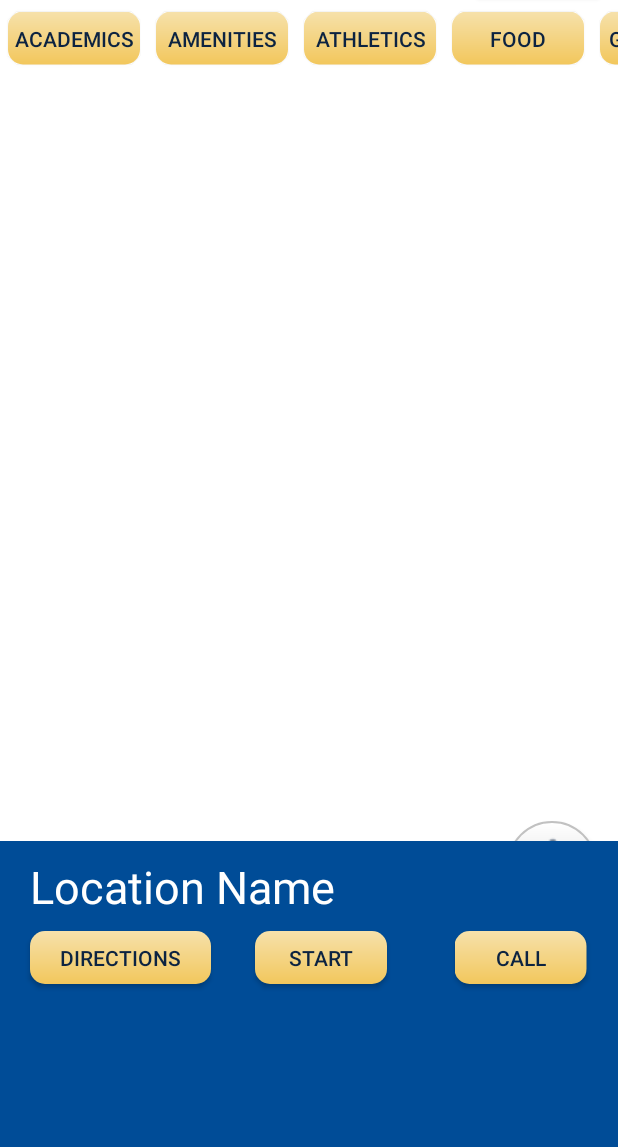
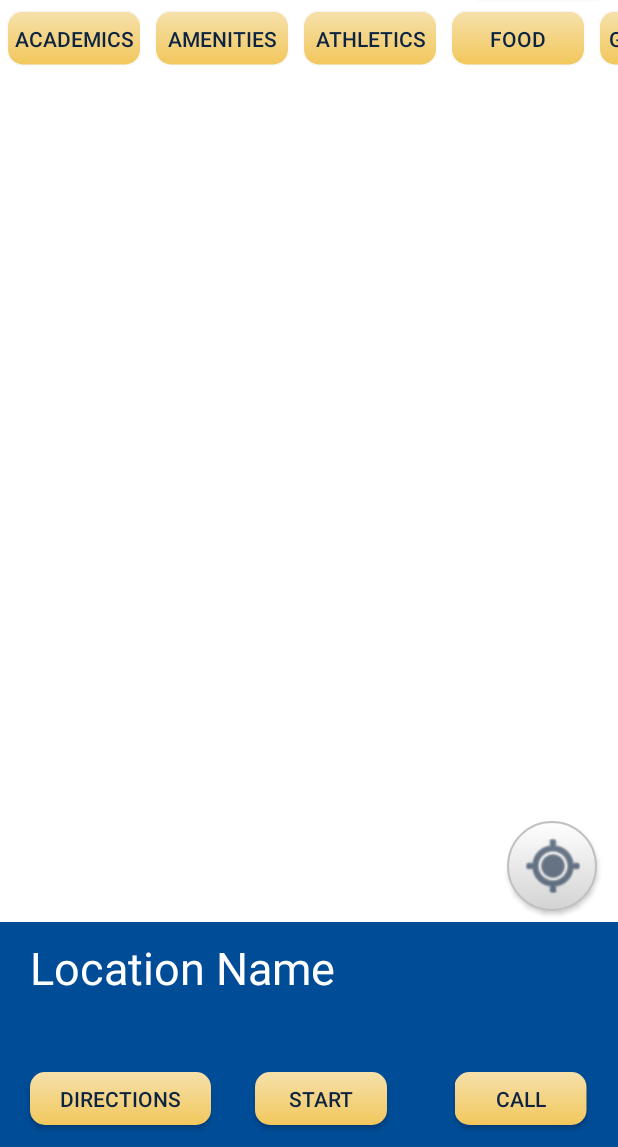
Before and after one commit to avillarreal99/STMUCampusNavigatorApp, an Android app: the screen it shows after launch (MapsActivity), on a phone screen of 412 x 824 dp, the part 89-1236 px from its top. Run offline under Robolectric (Android 15) with nearby library versions, the phone set to English and light mode, and no system bars.

Commit message:
Alex Montes | March 30, 2021 -Navigation Bar Fixed (Now displays everything)

```diff
--- a/app/build.gradle
+++ b/app/build.gradle
@@ -41,6 +41,7 @@ dependencies {
     implementation 'com.google.android.gms:play-services-maps:17.0.0'
     implementation 'androidx.constraintlayout:constraintlayout:2.0.4'
     implementation 'androidx.coordinatorlayout:coordinatorlayout:1.1.0'
+    implementation "com.google.android.material:material:1.3.0"
     testImplementation 'junit:junit:4.+'
     androidTestImplementation 'androidx.test.ext:junit:1.1.2'
     androidTestImplementation 'androidx.test.espresso:espresso-core:3.3.0'
--- a/app/src/main/res/layout/activity_maps.xml
+++ b/app/src/main/res/layout/activity_maps.xml
@@ -8,6 +8,7 @@
 
 
     <!-- GOOGLE MAP FRAGMENT -->
+
     <fragment xmlns:map="http://schemas.android.com/apk/res-auto"
         android:id="@+id/map"
         android:name="com.google.android.gms.maps.SupportMapFragment"
@@ -257,92 +258,17 @@
             </LinearLayout>
         </HorizontalScrollView>
 
-        <!--INFORMATION BAR-->
-        <com.google.android.material.navigation.NavigationView
-            android:id="@+id/informationBarNavigationView"
+        <androidx.coordinatorlayout.widget.CoordinatorLayout
             android:layout_width="match_parent"
-            android:layout_height="150dp"
-            android:layout_alignParentTop="true"
-            android:layout_alignParentBottom="true"
-            android:layout_marginTop="620dp"
-            android:layout_marginBottom="0dp"
-            android:background="@color/stmaryblue"
-            android:clickable="false">
+            android:layout_height="match_parent">
 
-            <!--LOCATION NAME DISPLAY-->
-            <TextView
-                android:id="@+id/locationNametextView"
-                android:layout_width="372dp"
-                android:layout_height="wrap_content"
-                android:text="@string/LocationNamePlaceholder"
-                android:textColor="#FFFFFF"
-                android:textSize="30sp"
-                android:translationX="20dp"
-                android:translationY="10dp" />
+            <include
+                layout="@layout/navigation_bar">
 
-            <!--START BUTTON-->
-            <Button
-                android:id="@+id/startButton"
-                style="buttonBarButtonStyle"
-                android:layout_width="wrap_content"
-                android:layout_height="35dp"
+            </include>
 
-                android:layout_marginStart="20dp"
-                android:layout_marginLeft="20dp"
-                android:layout_marginEnd="20dp"
-                android:layout_marginRight="20dp"
-                android:layout_marginBottom="20dp"
-                android:background="@drawable/custom_button"
-                android:text="@string/StartButtonText"
-                android:textColor="@color/stmarydarkblue"
-                android:textColorHighlight="@color/stmaryblue"
-                android:translationX="150dp"
-                android:translationY="60dp"
-                app:backgroundTint="@color/stmarygold" />
+        </androidx.coordinatorlayout.widget.CoordinatorLayout>
 
-            <!--CALL BUTTON-->
-            <Button
-                android:id="@+id/callButton"
-                style="buttonBarButtonStyle"
-                android:layout_width="wrap_content"
-                android:layout_height="35dp"
-
-                android:layout_marginStart="20dp"
-                android:layout_marginLeft="20dp"
-                android:layout_marginEnd="20dp"
-                android:layout_marginRight="20dp"
-                android:layout_marginBottom="20dp"
-                android:background="@drawable/custom_button"
-                android:text="@string/CallButtonText"
-                android:textColor="@color/stmarydarkblue"
-                android:textColorHighlight="@color/stmaryblue"
-                android:translationX="283dp"
-                android:translationY="60dp"
-                app:backgroundTint="@color/stmarygold" />
-
-            <!--DIRECTIONS BUTTON-->
-            <Button
-                android:id="@+id/directButton"
-                style="buttonBarButtonStyle"
-                android:layout_width="wrap_content"
-                android:layout_height="35dp"
-
-                android:layout_marginStart="120dp"
-                android:layout_marginLeft="20dp"
-                android:layout_marginEnd="20dp"
-                android:layout_marginRight="20dp"
-                android:layout_marginBottom="20dp"
-                android:background="@drawable/custom_button"
-                android:paddingLeft="20dp"
-                android:paddingRight="20dp"
-                android:text="@string/DirectionsButtonText"
-                android:textColor="@color/stmarydarkblue"
-                android:textColorHighlight="@color/stmaryblue"
-                android:translationX="-100dp"
-                android:translationY="60dp"
-                app:backgroundTint="@color/stmarygold" />
-
-        </com.google.android.material.navigation.NavigationView>
 
     </RelativeLayout>
 
--- /dev/null
+++ b/app/src/main/res/layout/navigation_bar.xml
@@ -0,0 +1,88 @@
+<?xml version="1.0" encoding="utf-8"?>
+<LinearLayout xmlns:android="http://schemas.android.com/apk/res/android"
+    android:layout_width="match_parent"
+    android:layout_height="wrap_content"
+    xmlns:app="http://schemas.android.com/apk/res-auto"
+    android:orientation="vertical"
+    app:behavior_hideable="false"
+    app:behavior_peekHeight="150dp"
+    app:layout_behavior="com.google.android.material.bottomsheet.BottomSheetBehavior">
+
+    <RelativeLayout
+        android:layout_width="match_parent"
+        android:layout_height="150dp"
+        android:background="@color/stmaryblue">
+
+        <TextView
+            android:id="@+id/locationNametextView"
+            android:layout_width="372dp"
+            android:layout_height="wrap_content"
+            android:text="@string/LocationNamePlaceholder"
+            android:textColor="#FFFFFF"
+            android:textSize="30sp"
+            android:translationX="20dp"
+            android:translationY="10dp" />
+
+        <!--START BUTTON-->
+        <Button
+            android:id="@+id/startButton"
+            style="buttonBarButtonStyle"
+            android:layout_width="wrap_content"
+            android:layout_height="35dp"
+
+            android:layout_marginStart="20dp"
+            android:layout_marginLeft="20dp"
+            android:layout_marginEnd="20dp"
+            android:layout_marginRight="20dp"
+            android:layout_marginBottom="20dp"
+            android:background="@drawable/custom_button"
+            android:text="@string/StartButtonText"
+            android:textColor="@color/stmarydarkblue"
+            android:textColorHighlight="@color/stmaryblue"
+            android:translationX="150dp"
+            android:translationY="100dp" />
+
+        <!--CALL BUTTON-->
+        <Button
+            android:id="@+id/callButton"
+            style="buttonBarButtonStyle"
+            android:layout_width="wrap_content"
+            android:layout_height="35dp"
+
+            android:layout_marginStart="20dp"
+            android:layout_marginLeft="20dp"
+            android:layout_marginEnd="20dp"
+            android:layout_marginRight="20dp"
+            android:layout_marginBottom="20dp"
+            android:background="@drawable/custom_button"
+            android:text="@string/CallButtonText"
+            android:textColor="@color/stmarydarkblue"
+            android:textColorHighlight="@color/stmaryblue"
+            android:translationX="283dp"
+            android:translationY="100dp" />
+
+        <!--DIRECTIONS BUTTON-->
+        <Button
+            android:id="@+id/directButton"
+            style="buttonBarButtonStyle"
+            android:layout_width="wrap_content"
+            android:layout_height="35dp"
+
+            android:layout_marginStart="120dp"
+            android:layout_marginLeft="20dp"
+            android:layout_marginEnd="20dp"
+            android:layout_marginRight="20dp"
+            android:layout_marginBottom="20dp"
+            android:background="@drawable/custom_button"
+            android:paddingLeft="20dp"
+            android:paddingRight="20dp"
+            android:text="@string/DirectionsButtonText"
+            android:textColor="@color/stmarydarkblue"
+            android:textColorHighlight="@color/stmaryblue"
+            android:translationX="-100dp"
+            android:translationY="100dp"/>
+
+    </RelativeLayout>
+
+
+</LinearLayout>
--- a/build.gradle
+++ b/build.gradle
@@ -5,7 +5,7 @@ buildscript {
         jcenter()
     }
     dependencies {
-        classpath 'com.android.tools.build:gradle:4.1.2'
+        classpath 'com.android.tools.build:gradle:4.1.3'
 
         // NOTE: Do not place your application dependencies here; they belong
         // in the individual module build.gradle files
```
